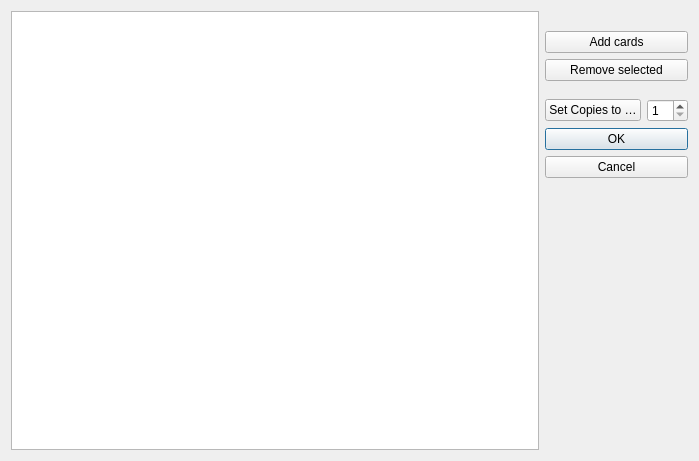
Above: mtg_proxy_printer/resources/ui/custom_card_import_dialog.ui from luziferius/MTGProxyPrinter before the change. Below: the same form after it.
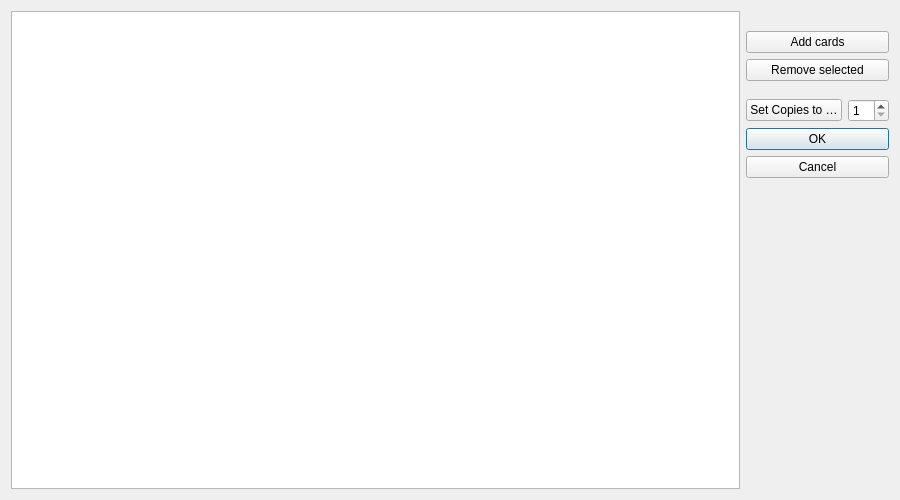
That is the form after the change. Icons and pictures are not drawn. Custom widgets are drawn as their Qt base class.

Commit message:
Set the dialog window size to 900x500.
FossilOrigin-Name: d8bb73a742d97b455feea2ecefd965b9c28e742fb6558e6cbbd41f01531449a6

```diff
--- a/mtg_proxy_printer/resources/ui/custom_card_import_dialog.ui
+++ b/mtg_proxy_printer/resources/ui/custom_card_import_dialog.ui
@@ -6,8 +6,8 @@
    <rect>
     <x>0</x>
     <y>0</y>
-    <width>699</width>
-    <height>461</height>
+    <width>900</width>
+    <height>500</height>
    </rect>
   </property>
   <property name="windowTitle">
```
